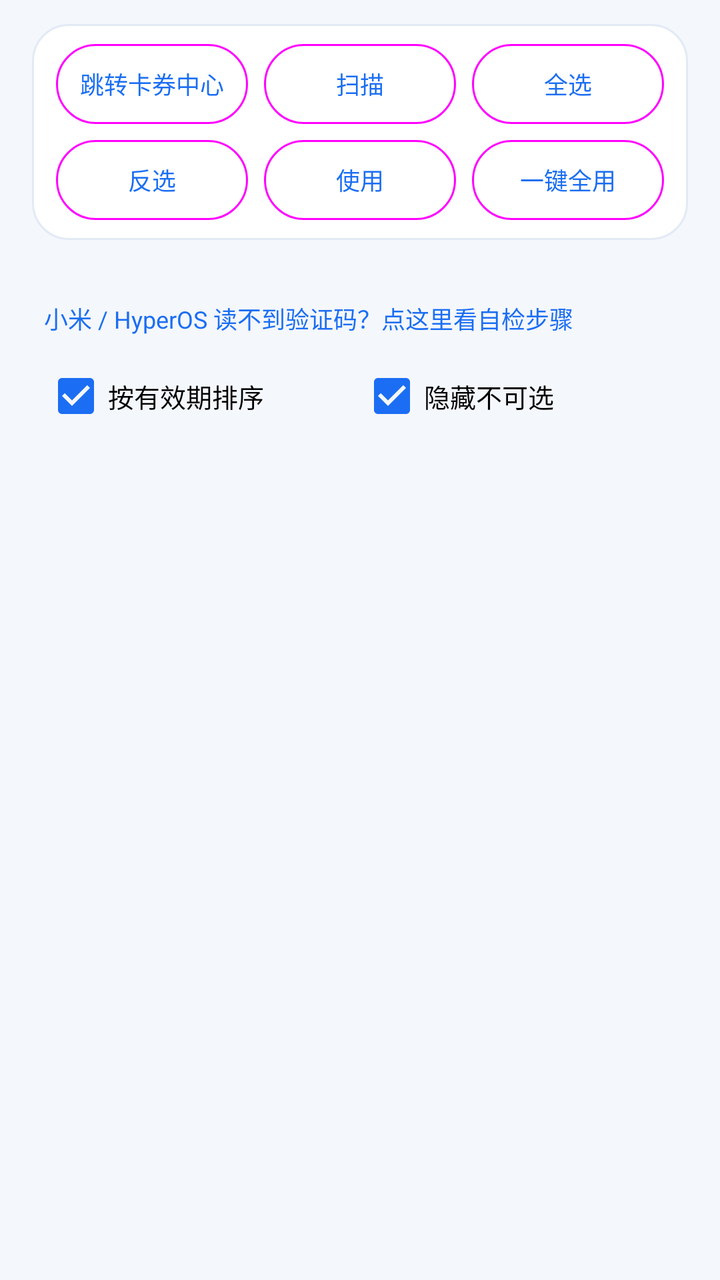
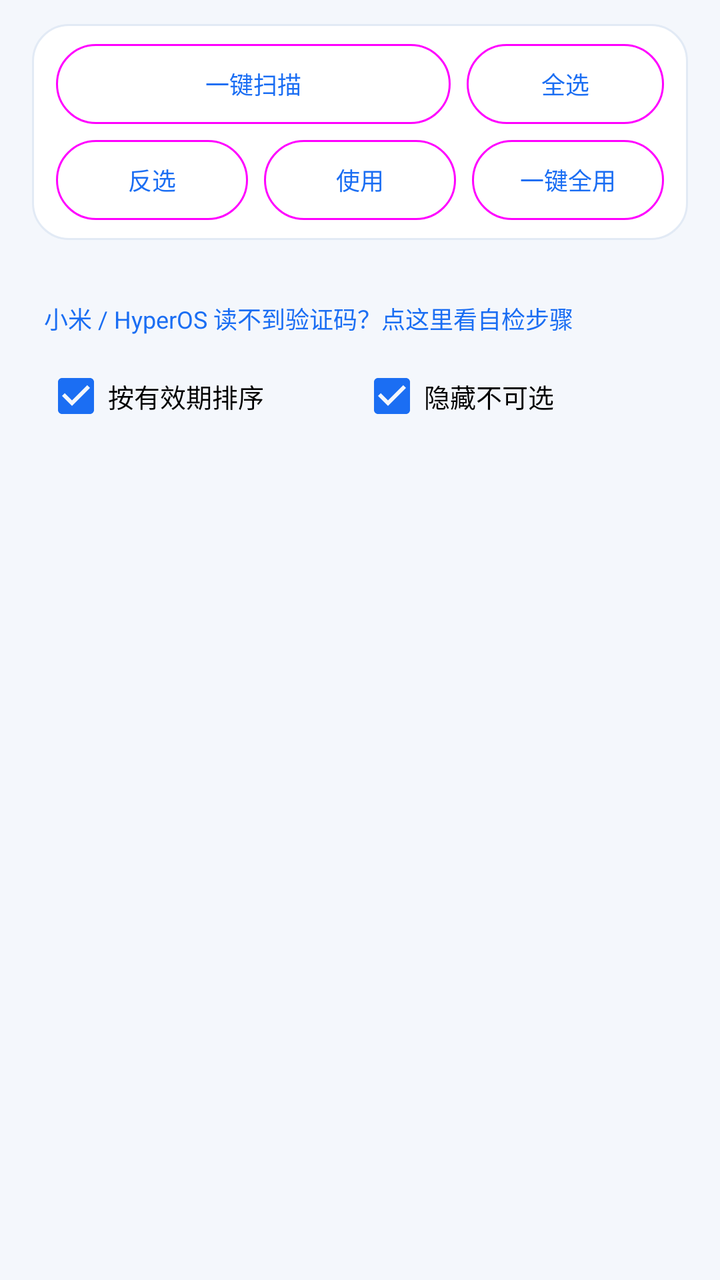

An Android layout rendered at two revisions. The XML below is the earlier revision; the diff shows what the commit changed to produce the second picture.
<!-- AndroidManifest.xml: application theme Theme.CmccHook -->
<!-- res/layout/page_coupon.xml -->
<?xml version="1.0" encoding="utf-8"?>
<ScrollView xmlns:android="http://schemas.android.com/apk/res/android"
    xmlns:app="http://schemas.android.com/apk/res-auto"
    android:layout_width="match_parent"
    android:layout_height="match_parent"
    android:clipToPadding="false"
    android:fillViewport="true"
    android:scrollbars="none">

    <LinearLayout
        android:layout_width="match_parent"
        android:layout_height="wrap_content"
        android:orientation="vertical"
        android:paddingStart="16dp"
        android:paddingEnd="16dp"
        android:paddingTop="12dp"
        android:paddingBottom="24dp">

        
        <LinearLayout
            style="@style/CardBox"
            android:layout_width="match_parent"
            android:layout_height="wrap_content"
            android:orientation="vertical">

            <LinearLayout
                android:layout_width="match_parent"
                android:layout_height="wrap_content"
                android:gravity="center_vertical"
                android:orientation="horizontal"
                android:paddingStart="12dp"
                android:paddingTop="10dp"
                android:paddingEnd="12dp">

                <com.google.android.material.button.MaterialButton
                    android:id="@+id/btnCouponOpen"
                    style="@style/Widget.Material3.Button.OutlinedButton"
                    android:layout_width="0dp"
                    android:layout_height="40dp"
                    android:layout_weight="1"
                    android:insetTop="0dp"
                    android:insetBottom="0dp"
                    android:maxLines="1"
                    android:minWidth="0dp"
                    android:paddingStart="2dp"
                    android:paddingEnd="2dp"
                    android:text="@string/coupon_open"
                    android:textAllCaps="false"
                    android:textSize="12sp"
                    app:cornerRadius="999dp"
                    app:elevation="0dp"
                    app:minWidth="0dp" />

                <com.google.android.material.button.MaterialButton
                    android:id="@+id/btnCouponScan"
                    style="@style/Widget.Material3.Button.OutlinedButton"
                    android:layout_width="0dp"
                    android:layout_height="40dp"
                    android:layout_marginStart="8dp"
                    android:layout_weight="1"
                    android:insetTop="0dp"
                    android:insetBottom="0dp"
                    android:maxLines="1"
                    android:minWidth="0dp"
                    android:paddingStart="2dp"
                    android:paddingEnd="2dp"
                    android:text="@string/coupon_scan"
                    android:textAllCaps="false"
                    android:textSize="12sp"
                    app:cornerRadius="999dp"
                    app:elevation="0dp"
                    app:minWidth="0dp" />

                <com.google.android.material.button.MaterialButton
                    android:id="@+id/btnCouponAll"
                    style="@style/Widget.Material3.Button.OutlinedButton"
                    android:layout_width="0dp"
                    android:layout_height="40dp"
                    android:layout_marginStart="8dp"
                    android:layout_weight="1"
                    android:insetTop="0dp"
                    android:insetBottom="0dp"
                    android:maxLines="1"
                    android:minWidth="0dp"
                    android:paddingStart="2dp"
                    android:paddingEnd="2dp"
                    android:text="@string/coupon_select_all"
                    android:textAllCaps="false"
                    android:textSize="12sp"
                    app:cornerRadius="999dp"
                    app:elevation="0dp"
                    app:minWidth="0dp" />
            </LinearLayout>

            
            <LinearLayout
                android:layout_width="match_parent"
                android:layout_height="wrap_content"
                android:gravity="center_vertical"
                android:orientation="horizontal"
                android:paddingStart="12dp"
                android:paddingTop="8dp"
                android:paddingEnd="12dp"
                android:paddingBottom="10dp">

                <com.google.android.material.button.MaterialButton
                    android:id="@+id/btnCouponInvert"
                    style="@style/Widget.Material3.Button.OutlinedButton"
                    android:layout_width="0dp"
                    android:layout_height="40dp"
                    android:layout_weight="1"
                    android:insetTop="0dp"
                    android:insetBottom="0dp"
                    android:maxLines="1"
                    android:minWidth="0dp"
                    android:paddingStart="2dp"
                    android:paddingEnd="2dp"
                    android:text="@string/coupon_invert"
                    android:textAllCaps="false"
                    android:textSize="12sp"
                    app:cornerRadius="999dp"
                    app:elevation="0dp"
                    app:minWidth="0dp" />

                <com.google.android.material.button.MaterialButton
                    android:id="@+id/btnCouponUse"
                    style="@style/Widget.Material3.Button.OutlinedButton"
                    android:layout_width="0dp"
                    android:layout_height="40dp"
                    android:layout_marginStart="8dp"
                    android:layout_weight="1"
                    android:insetTop="0dp"
                    android:insetBottom="0dp"
                    android:maxLines="1"
                    android:minWidth="0dp"
                    android:paddingStart="2dp"
                    android:paddingEnd="2dp"
                    android:text="@string/coupon_use"
                    android:textAllCaps="false"
                    android:textSize="12sp"
                    app:cornerRadius="999dp"
                    app:elevation="0dp"
                    app:minWidth="0dp" />

                <com.google.android.material.button.MaterialButton
                    android:id="@+id/btnCouponUseAll"
                    style="@style/Widget.Material3.Button.OutlinedButton"
                    android:layout_width="0dp"
                    android:layout_height="40dp"
                    android:layout_marginStart="8dp"
                    android:layout_weight="1"
                    android:insetTop="0dp"
                    android:insetBottom="0dp"
                    android:maxLines="1"
                    android:minWidth="0dp"
                    android:paddingStart="2dp"
                    android:paddingEnd="2dp"
                    android:text="@string/coupon_use_all"
                    android:textAllCaps="false"
                    android:textSize="12sp"
                    app:cornerRadius="999dp"
                    app:elevation="0dp"
                    app:minWidth="0dp" />
            </LinearLayout>
        </LinearLayout>

        
        <TextView
            android:id="@+id/couponAt"
            android:layout_width="match_parent"
            android:layout_height="wrap_content"
            android:paddingStart="6dp"
            android:paddingTop="8dp"
            android:paddingEnd="6dp"
            android:textColor="@color/text_secondary"
            android:textSize="12sp" />

        
        <TextView
            android:id="@+id/smsHelpEntry"
            android:layout_width="match_parent"
            android:layout_height="wrap_content"
            android:paddingStart="6dp"
            android:paddingTop="6dp"
            android:paddingEnd="6dp"
            android:paddingBottom="4dp"
            android:text="@string/sms_help_entry"
            android:textColor="@color/primary"
            android:textSize="12sp" />

        
        <LinearLayout
            android:layout_width="match_parent"
            android:layout_height="wrap_content"
            android:gravity="center_vertical"
            android:orientation="horizontal"
            android:paddingStart="6dp"
            android:paddingTop="2dp"
            android:paddingEnd="6dp"
            android:paddingBottom="2dp">

            <CheckBox
                android:id="@+id/cbCouponSort"
                android:layout_width="0dp"
                android:layout_height="wrap_content"
                android:layout_weight="1"
                android:checked="true"
                android:text="@string/coupon_sort_valid"
                android:textSize="13sp" />

            <CheckBox
                android:id="@+id/cbCouponHide"
                android:layout_width="0dp"
                android:layout_height="wrap_content"
                android:layout_weight="1"
                android:checked="true"
                android:text="@string/coupon_hide_blocked"
                android:textSize="13sp" />
        </LinearLayout>

        <LinearLayout
            android:id="@+id/couponList"
            android:layout_width="match_parent"
            android:layout_height="wrap_content"
            android:orientation="vertical" />

        
        <TextView
            android:id="@+id/couponSummary"
            style="@style/RowDesc"
            android:layout_width="wrap_content"
            android:layout_height="wrap_content"
            android:visibility="gone" />

        <TextView
            android:id="@+id/couponBar"
            style="@style/RowDesc"
            android:layout_width="wrap_content"
            android:layout_height="wrap_content"
            android:visibility="gone" />

    </LinearLayout>
</ScrollView>
<!-- resources referenced by this layout -->
<resources>
  <color name="primary">#1B6EF3</color>
  <color name="text_secondary">#5A6B87</color>
  <string name="coupon_hide_blocked">隐藏不可选</string>
  <string name="coupon_invert">反选</string>
  <string name="coupon_open">跳转卡券中心</string>
  <string name="coupon_scan">扫描</string>
  <string name="coupon_select_all">全选</string>
  <string name="coupon_sort_valid">按有效期排序</string>
  <string name="coupon_use">使用</string>
  <string name="coupon_use_all">一键全用</string>
  <string name="sms_help_entry">小米 / HyperOS 读不到验证码？点这里看自检步骤</string>
  <style name="CardBox">
          <item name="android:background">@drawable/bg_card</item>
          <item name="android:orientation">vertical</item>
      </style>
  <style name="RowDesc">
          <item name="android:textSize">12sp</item>
          <item name="android:textColor">@color/text_secondary</item>
          <item name="android:lineSpacingExtra">2dp</item>
          <item name="android:paddingTop">3dp</item>
      </style>
  <style name="Theme.CmccHook" parent="Theme.MaterialComponents.DayNight.NoActionBar">
          <item name="colorPrimary">@color/primary</item>
          <item name="colorPrimaryVariant">@color/primary_dark</item>
          <item name="colorOnPrimary">@color/on_primary</item>
          <item name="colorSecondary">@color/primary</item>
          <item name="colorOnSecondary">@color/on_primary</item>
          <item name="colorSurface">@color/surface</item>
          <item name="android:colorBackground">@color/background</item>
          <item name="android:statusBarColor">@color/brand_start</item>
          <item name="android:navigationBarColor">@color/surface</item>
          <item name="android:windowLightStatusBar">false</item>
          <item name="android:windowLightNavigationBar">true</item>
          <item name="android:windowBackground">@color/background</item>
          <item name="android:textColorPrimary">@color/text_primary</item>
          <item name="android:textColorSecondary">@color/text_secondary</item>
      </style>
  <!-- drawable bg_card (drawable) -->
  <?xml version="1.0" encoding="utf-8"?>
  <shape xmlns:android="http://schemas.android.com/apk/res/android"
      android:shape="rectangle">
      <solid android:color="@color/container_low" />
      <stroke android:width="1dp" android:color="@color/divider" />
      <corners android:radius="18dp" />
  </shape>
  <color name="primary_dark">#0B4FC4</color>
  <color name="on_primary">#FFFFFF</color>
  <color name="surface">#FFFFFF</color>
  <color name="background">#F4F7FC</color>
  <color name="brand_start">#1B6EF3</color>
  <color name="text_primary">#12213B</color>
  <color name="container_low">#FFFFFF</color>
  <color name="divider">#E2EAF5</color>
</resources>

<!-- the commit's change to res/layout/page_coupon.xml (unified diff, before → after) -->
@@ -32,32 +32,13 @@
                 android:paddingTop="10dp"
                 android:paddingEnd="12dp">
 
-                <com.google.android.material.button.MaterialButton
-                    android:id="@+id/btnCouponOpen"
-                    style="@style/Widget.Material3.Button.OutlinedButton"
-                    android:layout_width="0dp"
-                    android:layout_height="40dp"
-                    android:layout_weight="1"
-                    android:insetTop="0dp"
-                    android:insetBottom="0dp"
-                    android:maxLines="1"
-                    android:minWidth="0dp"
-                    android:paddingStart="2dp"
-                    android:paddingEnd="2dp"
-                    android:text="@string/coupon_open"
-                    android:textAllCaps="false"
-                    android:textSize="12sp"
-                    app:cornerRadius="999dp"
-                    app:elevation="0dp"
-                    app:minWidth="0dp" />
-
+                
                 <com.google.android.material.button.MaterialButton
                     android:id="@+id/btnCouponScan"
                     style="@style/Widget.Material3.Button.OutlinedButton"
                     android:layout_width="0dp"
                     android:layout_height="40dp"
-                    android:layout_marginStart="8dp"
-                    android:layout_weight="1"
+                    android:layout_weight="2"
                     android:insetTop="0dp"
                     android:insetBottom="0dp"
                     android:maxLines="1"
<!-- resource entries referenced after the edit -->
@@ -4,8 +4,7 @@
   <color name="text_secondary">#5A6B87</color>
   <string name="coupon_hide_blocked">隐藏不可选</string>
   <string name="coupon_invert">反选</string>
-  <string name="coupon_open">跳转卡券中心</string>
-  <string name="coupon_scan">扫描</string>
+  <string name="coupon_scan">一键扫描</string>
   <string name="coupon_select_all">全选</string>
   <string name="coupon_sort_valid">按有效期排序</string>
   <string name="coupon_use">使用</string>
